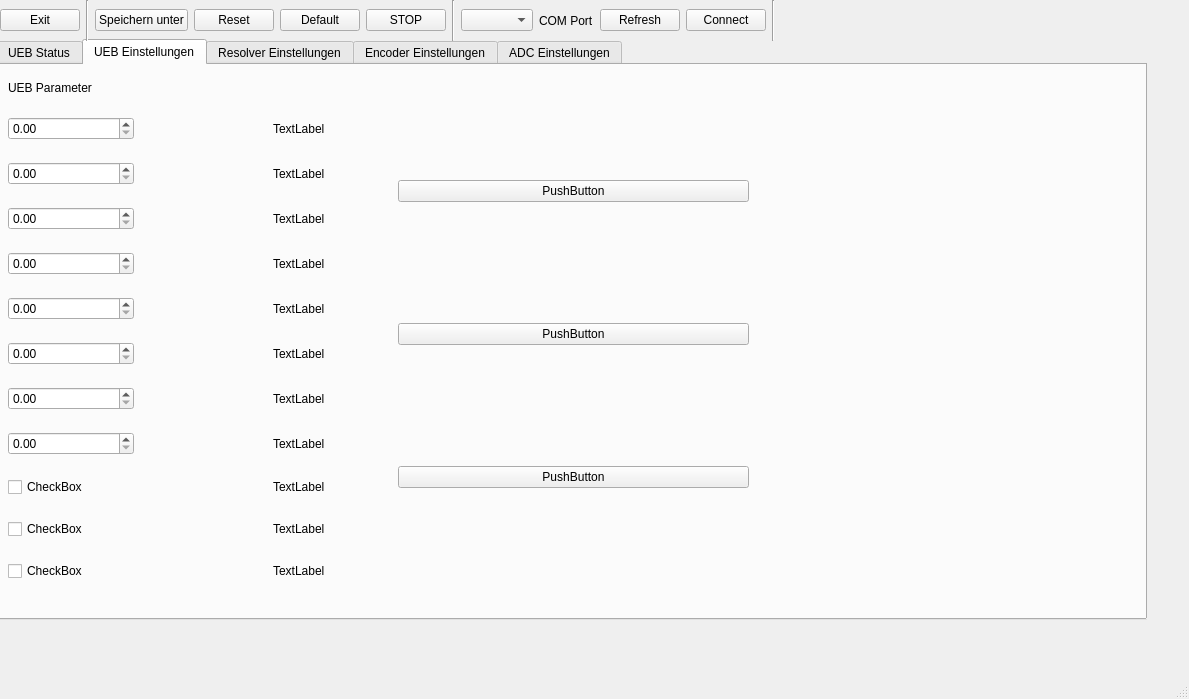
Before: the Qt Designer form ui_mainwindow.ui in D0kRay/UEB_GUI_PyQt, drawn with Qt 5.
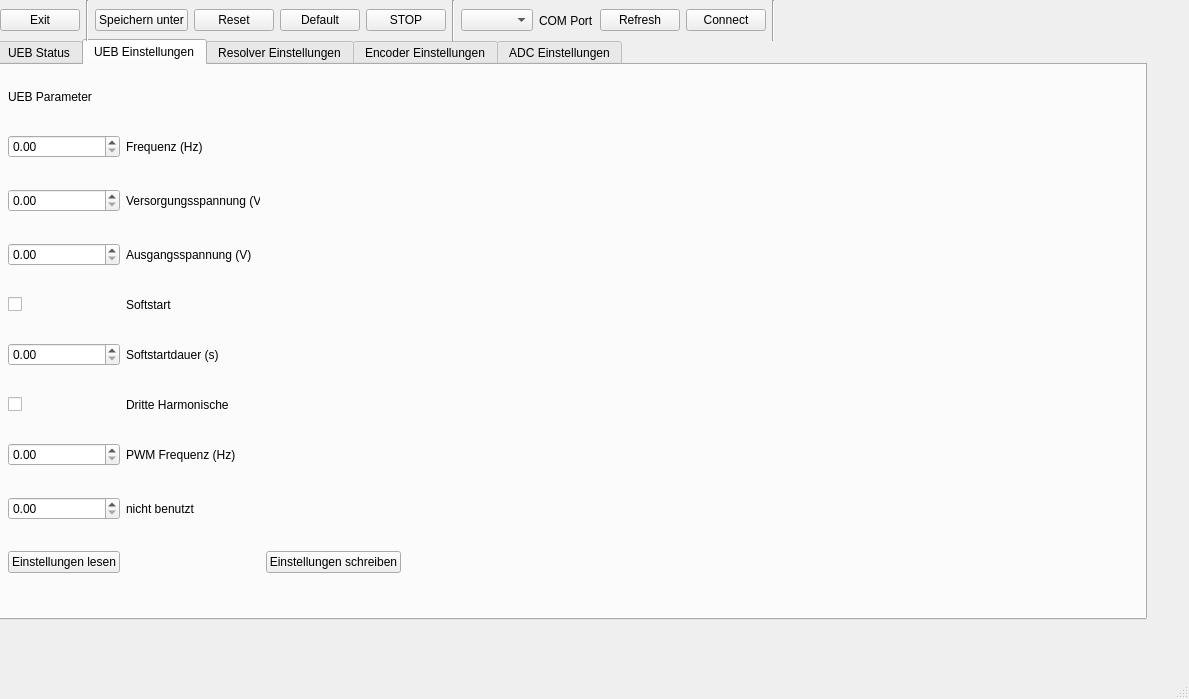
After: the same form once the commit is applied. The open tabs and pages were chosen to show the change. Custom widgets are drawn as their Qt base class.

Commit message: GUI Statusfenster erweitert und Kommunikation rudimentär erstellt.

```diff
--- a/ui_mainwindow.ui
+++ b/ui_mainwindow.ui
@@ -188,7 +188,7 @@
        <rect>
         <x>0</x>
         <y>0</y>
-        <width>401</width>
+        <width>403</width>
         <height>541</height>
        </rect>
       </property>
@@ -196,127 +196,29 @@
        <property name="leftMargin">
         <number>10</number>
        </property>
-       <item row="16" column="0">
-        <widget class="QCheckBox" name="checkBox_2">
-         <property name="text">
-          <string>CheckBox</string>
-         </property>
-        </widget>
-       </item>
-       <item row="16" column="2">
-        <widget class="QLabel" name="label_27">
-         <property name="text">
-          <string>TextLabel</string>
-         </property>
-        </widget>
-       </item>
-       <item row="14" column="0">
-        <widget class="QDoubleSpinBox" name="doubleSpinBox_15"/>
-       </item>
-       <item row="17" column="0">
-        <widget class="QCheckBox" name="checkBox_4">
-         <property name="text">
-          <string>CheckBox</string>
-         </property>
-        </widget>
-       </item>
-       <item row="12" column="0">
-        <widget class="QDoubleSpinBox" name="doubleSpinBox_13"/>
-       </item>
-       <item row="10" column="0">
-        <widget class="QDoubleSpinBox" name="doubleSpinBox_11"/>
-       </item>
-       <item row="8" column="0">
-        <widget class="QDoubleSpinBox" name="doubleSpinBox_9"/>
-       </item>
-       <item row="18" column="2">
-        <widget class="QLabel" name="label_29">
-         <property name="text">
-          <string>TextLabel</string>
-         </property>
-        </widget>
-       </item>
-       <item row="9" column="0">
-        <widget class="QDoubleSpinBox" name="doubleSpinBox_10"/>
-       </item>
-       <item row="18" column="0">
-        <widget class="QCheckBox" name="checkBox_3">
-         <property name="text">
-          <string>CheckBox</string>
-         </property>
-        </widget>
-       </item>
        <item row="13" column="0">
-        <widget class="QDoubleSpinBox" name="doubleSpinBox_14"/>
+        <widget class="QDoubleSpinBox" name="softstartD_SpinBox_UEB">
+         <property name="maximum">
+          <double>9999.000000000000000</double>
+         </property>
+        </widget>
        </item>
        <item row="11" column="0">
-        <widget class="QDoubleSpinBox" name="doubleSpinBox_12"/>
-       </item>
-       <item row="15" column="0">
-        <widget class="QDoubleSpinBox" name="doubleSpinBox_16"/>
-       </item>
-       <item row="17" column="2">
-        <widget class="QLabel" name="label_28">
+        <widget class="QCheckBox" name="softstart_checkBox_UEB">
          <property name="text">
-          <string>TextLabel</string>
+          <string/>
          </property>
         </widget>
        </item>
-       <item row="15" column="2">
-        <widget class="QLabel" name="label_30">
+       <item row="14" column="0">
+        <widget class="QCheckBox" name="dritteHarm_checkBox_UEB">
          <property name="text">
-          <string>TextLabel</string>
+          <string/>
          </property>
         </widget>
        </item>
-       <item row="14" column="2">
-        <widget class="QLabel" name="label_31">
-         <property name="text">
-          <string>TextLabel</string>
-         </property>
-        </widget>
-       </item>
-       <item row="13" column="2">
-        <widget class="QLabel" name="label_32">
-         <property name="text">
-          <string>TextLabel</string>
-         </property>
-        </widget>
-       </item>
-       <item row="12" column="2">
-        <widget class="QLabel" name="label_33">
-         <property name="text">
-          <string>TextLabel</string>
-         </property>
-        </widget>
-       </item>
-       <item row="11" column="2">
-        <widget class="QLabel" name="label_34">
-         <property name="text">
-          <string>TextLabel</string>
-         </property>
-        </widget>
-       </item>
-       <item row="10" column="2">
-        <widget class="QLabel" name="label_35">
-         <property name="text">
-          <string>TextLabel</string>
-         </property>
-        </widget>
-       </item>
-       <item row="9" column="2">
-        <widget class="QLabel" name="label_36">
-         <property name="text">
-          <string>TextLabel</string>
-         </property>
-        </widget>
-       </item>
-       <item row="8" column="2">
-        <widget class="QLabel" name="label_37">
-         <property name="text">
-          <string>TextLabel</string>
-         </property>
-        </widget>
+       <item row="10" column="0">
+        <widget class="QDoubleSpinBox" name="ausgangSp_SpinBox_UEB"/>
        </item>
        <item row="0" column="0" colspan="3">
         <widget class="QLabel" name="label_38">
@@ -331,6 +233,96 @@
          </property>
         </widget>
        </item>
+       <item row="8" column="0">
+        <widget class="QDoubleSpinBox" name="frequenz_SpinBox_UEB">
+         <property name="maximum">
+          <double>99999.000000000000000</double>
+         </property>
+        </widget>
+       </item>
+       <item row="9" column="0">
+        <widget class="QDoubleSpinBox" name="versorgSp_SpinBox_UEB"/>
+       </item>
+       <item row="16" column="0">
+        <widget class="QDoubleSpinBox" name="doubleSpinBox_16"/>
+       </item>
+       <item row="15" column="0">
+        <widget class="QDoubleSpinBox" name="pwmFrq_SpinBox_UEB">
+         <property name="maximum">
+          <double>99999.000000000000000</double>
+         </property>
+        </widget>
+       </item>
+       <item row="17" column="0">
+        <widget class="QPushButton" name="einstLesen_pushButton_UEB">
+         <property name="text">
+          <string>Einstellungen lesen</string>
+         </property>
+        </widget>
+       </item>
+       <item row="17" column="2">
+        <widget class="QPushButton" name="einst_Schreiben_pushButton_UEB">
+         <property name="text">
+          <string>Einstellungen schreiben</string>
+         </property>
+        </widget>
+       </item>
+       <item row="8" column="1">
+        <widget class="QLabel" name="label_37">
+         <property name="text">
+          <string>Frequenz (Hz)</string>
+         </property>
+        </widget>
+       </item>
+       <item row="9" column="1">
+        <widget class="QLabel" name="label_36">
+         <property name="text">
+          <string>Versorgungsspannung (V)</string>
+         </property>
+        </widget>
+       </item>
+       <item row="10" column="1">
+        <widget class="QLabel" name="label_35">
+         <property name="text">
+          <string>Ausgangsspannung (V)</string>
+         </property>
+        </widget>
+       </item>
+       <item row="11" column="1">
+        <widget class="QLabel" name="label_34">
+         <property name="text">
+          <string>Softstart</string>
+         </property>
+        </widget>
+       </item>
+       <item row="13" column="1">
+        <widget class="QLabel" name="label_33">
+         <property name="text">
+          <string>Softstartdauer (s)</string>
+         </property>
+        </widget>
+       </item>
+       <item row="14" column="1">
+        <widget class="QLabel" name="label_32">
+         <property name="text">
+          <string>Dritte Harmonische</string>
+         </property>
+        </widget>
+       </item>
+       <item row="15" column="1">
+        <widget class="QLabel" name="label_31">
+         <property name="text">
+          <string>PWM Frequenz (Hz)</string>
+         </property>
+        </widget>
+       </item>
+       <item row="16" column="1">
+        <widget class="QLabel" name="label_30">
+         <property name="text">
+          <string>nicht benutzt</string>
+         </property>
+        </widget>
+       </item>
       </layout>
      </widget>
      <widget class="QWidget" name="gridLayoutWidget_4">
@@ -342,29 +334,7 @@
         <height>541</height>
        </rect>
       </property>
-      <layout class="QGridLayout" name="gridLayout_4">
-       <item row="2" column="1">
-        <widget class="QPushButton" name="pushButton_13">
-         <property name="text">
-          <string>PushButton</string>
-         </property>
-        </widget>
-       </item>
-       <item row="1" column="1">
-        <widget class="QPushButton" name="pushButton_12">
-         <property name="text">
-          <string>PushButton</string>
-         </property>
-        </widget>
-       </item>
-       <item row="0" column="1">
-        <widget class="QPushButton" name="pushButton_11">
-         <property name="text">
-          <string>PushButton</string>
-         </property>
-        </widget>
-       </item>
-      </layout>
+      <layout class="QGridLayout" name="gridLayout_4"/>
      </widget>
     </widget>
     <widget class="QWidget" name="tab_3">
```
Left out of the diff: 201 changed lines with no effect on the pictures. The commit also changes 6 other files.
